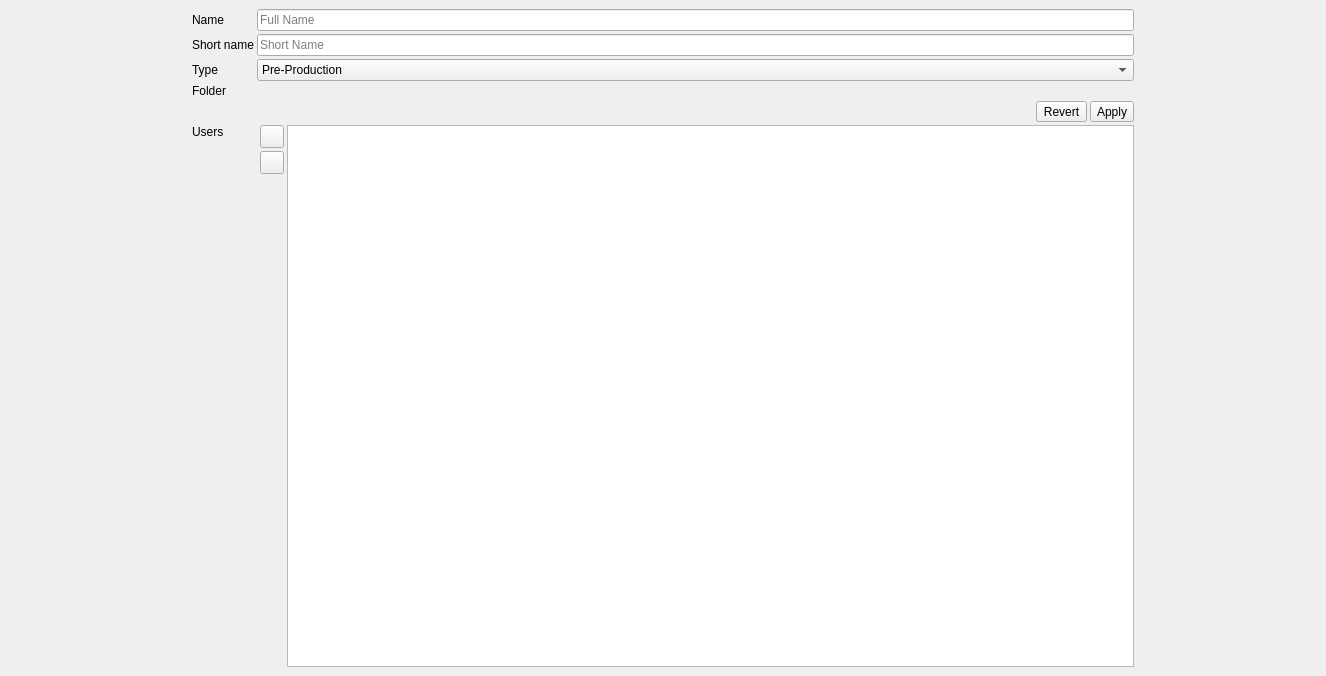
Above: src/stepeditwidget.ui from RxLaboratory/Ramses-Client before the change. Below: the same form after it.
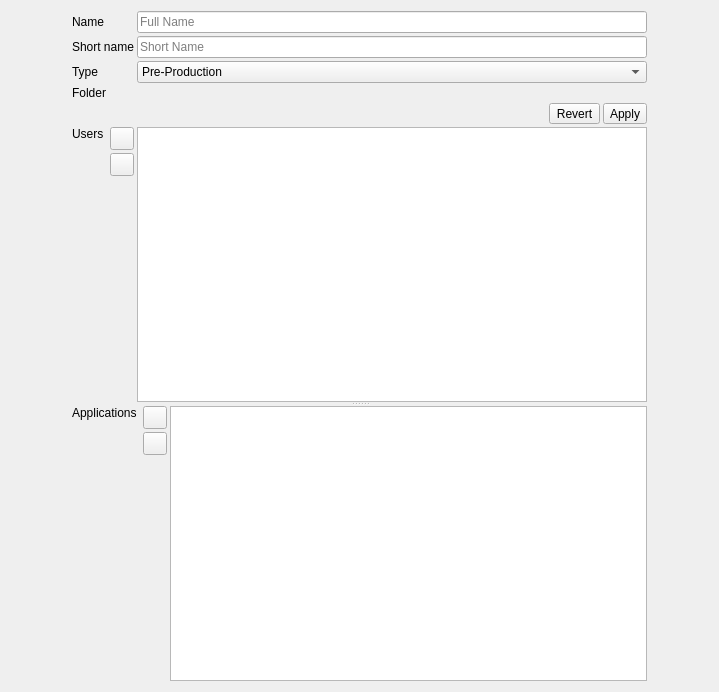
That is the form after the change. Icons and pictures are not drawn.

Commit message: assign application ui

Diff of the .ui file:
```diff
--- a/src/stepeditwidget.ui
+++ b/src/stepeditwidget.ui
@@ -6,28 +6,22 @@
    <rect>
     <x>0</x>
     <y>0</y>
-    <width>1326</width>
-    <height>676</height>
+    <width>719</width>
+    <height>692</height>
    </rect>
   </property>
   <property name="windowTitle">
    <string>Form</string>
   </property>
-  <layout class="QHBoxLayout" name="horizontalLayout_3" stretch="10,50,10">
+  <layout class="QHBoxLayout" name="horizontalLayout_4" stretch="10,80,10">
    <property name="spacing">
     <number>3</number>
    </property>
    <property name="leftMargin">
-    <number>3</number>
-   </property>
-   <property name="topMargin">
-    <number>9</number>
+    <number>0</number>
    </property>
    <property name="rightMargin">
-    <number>3</number>
-   </property>
-   <property name="bottomMargin">
-    <number>9</number>
+    <number>0</number>
    </property>
    <item>
     <spacer name="horizontalSpacer_5">
@@ -43,6 +37,11 @@
     </spacer>
    </item>
    <item>
+    <layout class="QVBoxLayout" name="verticalLayout_3">
+     <property name="spacing">
+      <number>3</number>
+     </property>
+     <item>
     <layout class="QGridLayout" name="gridLayout">
      <property name="spacing">
       <number>3</number>
@@ -54,100 +53,6 @@
        </property>
       </widget>
      </item>
-     <item row="5" column="0">
-      <widget class="QLabel" name="label_7">
-       <property name="sizePolicy">
-        <sizepolicy hsizetype="Preferred" vsizetype="Minimum">
-         <horstretch>0</horstretch>
-         <verstretch>0</verstretch>
-        </sizepolicy>
-       </property>
-       <property name="text">
-        <string>Users</string>
-       </property>
-       <property name="alignment">
-        <set>Qt::AlignLeading|Qt::AlignLeft|Qt::AlignTop</set>
-       </property>
-      </widget>
-     </item>
-     <item row="5" column="1">
-      <widget class="QWidget" name="widget" native="true">
-       <property name="sizePolicy">
-        <sizepolicy hsizetype="Preferred" vsizetype="Expanding">
-         <horstretch>0</horstretch>
-         <verstretch>0</verstretch>
-        </sizepolicy>
-       </property>
-       <layout class="QHBoxLayout" name="horizontalLayout_2">
-        <property name="spacing">
-         <number>3</number>
-        </property>
-        <property name="leftMargin">
-         <number>0</number>
-        </property>
-        <property name="topMargin">
-         <number>0</number>
-        </property>
-        <property name="rightMargin">
-         <number>0</number>
-        </property>
-        <property name="bottomMargin">
-         <number>0</number>
-        </property>
-        <item>
-         <layout class="QVBoxLayout" name="verticalLayout">
-          <property name="spacing">
-           <number>3</number>
-          </property>
-          <property name="leftMargin">
-           <number>3</number>
-          </property>
-          <item>
-           <widget class="QToolButton" name="assignUserButton">
-            <property name="text">
-             <string/>
-            </property>
-            <property name="icon">
-             <iconset resource="resources.qrc">
-              <normaloff>:/icons/add</normaloff>:/icons/add</iconset>
-            </property>
-            <property name="popupMode">
-             <enum>QToolButton::InstantPopup</enum>
-            </property>
-           </widget>
-          </item>
-          <item>
-           <widget class="QToolButton" name="removeUserButton">
-            <property name="text">
-             <string/>
-            </property>
-            <property name="icon">
-             <iconset resource="duqf_resources.qrc">
-              <normaloff>:/icons/remove</normaloff>:/icons/remove</iconset>
-            </property>
-           </widget>
-          </item>
-          <item>
-           <spacer name="verticalSpacer_2">
-            <property name="orientation">
-             <enum>Qt::Vertical</enum>
-            </property>
-            <property name="sizeHint" stdset="0">
-             <size>
-              <width>20</width>
-              <height>40</height>
-             </size>
-            </property>
-           </spacer>
-          </item>
-         </layout>
-        </item>
-        <item>
-         <widget class="QListWidget" name="usersList"/>
-        </item>
-       </layout>
-      </widget>
-     </item>
      <item row="4" column="1">
       <layout class="QHBoxLayout" name="horizontalLayout">
        <property name="spacing">
@@ -283,6 +188,199 @@
     </layout>
    </item>
    <item>
+      <widget class="QSplitter" name="splitter">
+       <property name="orientation">
+        <enum>Qt::Vertical</enum>
+       </property>
+       <widget class="QWidget" name="widget" native="true">
+        <property name="sizePolicy">
+         <sizepolicy hsizetype="Preferred" vsizetype="Expanding">
+          <horstretch>0</horstretch>
+          <verstretch>0</verstretch>
+         </sizepolicy>
+        </property>
+        <layout class="QHBoxLayout" name="horizontalLayout_2">
+         <property name="spacing">
+          <number>3</number>
+         </property>
+         <property name="leftMargin">
+          <number>0</number>
+         </property>
+         <property name="topMargin">
+          <number>0</number>
+         </property>
+         <property name="rightMargin">
+          <number>0</number>
+         </property>
+         <property name="bottomMargin">
+          <number>0</number>
+         </property>
+         <item>
+          <widget class="QLabel" name="label_7">
+           <property name="sizePolicy">
+            <sizepolicy hsizetype="Preferred" vsizetype="Minimum">
+             <horstretch>0</horstretch>
+             <verstretch>0</verstretch>
+            </sizepolicy>
+           </property>
+           <property name="text">
+            <string>Users</string>
+           </property>
+           <property name="alignment">
+            <set>Qt::AlignLeading|Qt::AlignLeft|Qt::AlignTop</set>
+           </property>
+          </widget>
+         </item>
+         <item>
+          <layout class="QVBoxLayout" name="verticalLayout">
+           <property name="spacing">
+            <number>3</number>
+           </property>
+           <property name="leftMargin">
+            <number>3</number>
+           </property>
+           <item>
+            <widget class="QToolButton" name="assignUserButton">
+             <property name="text">
+              <string/>
+             </property>
+             <property name="icon">
+              <iconset resource="resources.qrc">
+               <normaloff>:/icons/add</normaloff>:/icons/add</iconset>
+             </property>
+             <property name="popupMode">
+              <enum>QToolButton::InstantPopup</enum>
+             </property>
+            </widget>
+           </item>
+           <item>
+            <widget class="QToolButton" name="removeUserButton">
+             <property name="text">
+              <string/>
+             </property>
+             <property name="icon">
+              <iconset resource="resources.qrc">
+               <normaloff>:/icons/remove</normaloff>:/icons/remove</iconset>
+             </property>
+            </widget>
+           </item>
+           <item>
+            <spacer name="verticalSpacer_2">
+             <property name="orientation">
+              <enum>Qt::Vertical</enum>
+             </property>
+             <property name="sizeHint" stdset="0">
+              <size>
+               <width>20</width>
+               <height>40</height>
+              </size>
+             </property>
+            </spacer>
+           </item>
+          </layout>
+         </item>
+         <item>
+          <widget class="QListWidget" name="usersList"/>
+         </item>
+        </layout>
+       </widget>
+       <widget class="QWidget" name="widget_2" native="true">
+        <property name="sizePolicy">
+         <sizepolicy hsizetype="Preferred" vsizetype="Expanding">
+          <horstretch>0</horstretch>
+          <verstretch>0</verstretch>
+         </sizepolicy>
+        </property>
+        <layout class="QHBoxLayout" name="horizontalLayout_3">
+         <property name="spacing">
+          <number>3</number>
+         </property>
+         <property name="leftMargin">
+          <number>0</number>
+         </property>
+         <property name="topMargin">
+          <number>0</number>
+         </property>
+         <property name="rightMargin">
+          <number>0</number>
+         </property>
+         <property name="bottomMargin">
+          <number>0</number>
+         </property>
+         <item>
+          <widget class="QLabel" name="label_8">
+           <property name="sizePolicy">
+            <sizepolicy hsizetype="Preferred" vsizetype="Minimum">
+             <horstretch>0</horstretch>
+             <verstretch>0</verstretch>
+            </sizepolicy>
+           </property>
+           <property name="text">
+            <string>Applications</string>
+           </property>
+           <property name="alignment">
+            <set>Qt::AlignLeading|Qt::AlignLeft|Qt::AlignTop</set>
+           </property>
+          </widget>
+         </item>
+         <item>
+          <layout class="QVBoxLayout" name="verticalLayout_2">
+           <property name="spacing">
+            <number>3</number>
+           </property>
+           <property name="leftMargin">
+            <number>3</number>
+           </property>
+           <item>
+            <widget class="QToolButton" name="assignApplicationButton">
+             <property name="text">
+              <string/>
+             </property>
+             <property name="icon">
+              <iconset resource="resources.qrc">
+               <normaloff>:/icons/add</normaloff>:/icons/add</iconset>
+             </property>
+             <property name="popupMode">
+              <enum>QToolButton::InstantPopup</enum>
+             </property>
+            </widget>
+           </item>
+           <item>
+            <widget class="QToolButton" name="removeApplicationButton">
+             <property name="text">
+              <string/>
+             </property>
+             <property name="icon">
+              <iconset resource="resources.qrc">
+               <normaloff>:/icons/remove</normaloff>:/icons/remove</iconset>
+             </property>
+            </widget>
+           </item>
+           <item>
+            <spacer name="verticalSpacer_3">
+             <property name="orientation">
+              <enum>Qt::Vertical</enum>
+             </property>
+             <property name="sizeHint" stdset="0">
+              <size>
+               <width>20</width>
+               <height>40</height>
+              </size>
+             </property>
+            </spacer>
+           </item>
+          </layout>
+         </item>
+         <item>
+          <widget class="QListWidget" name="applicationList"/>
+         </item>
+        </layout>
+       </widget>
+      </widget>
+     </item>
+    </layout>
+   </item>
+   <item>
     <spacer name="horizontalSpacer_4">
      <property name="orientation">
       <enum>Qt::Horizontal</enum>
```
Left out of the diff: 1 changed line with no effect on the pictures. Lines whose indentation alone changed are shown as unchanged. The commit also changes 3 other files.
